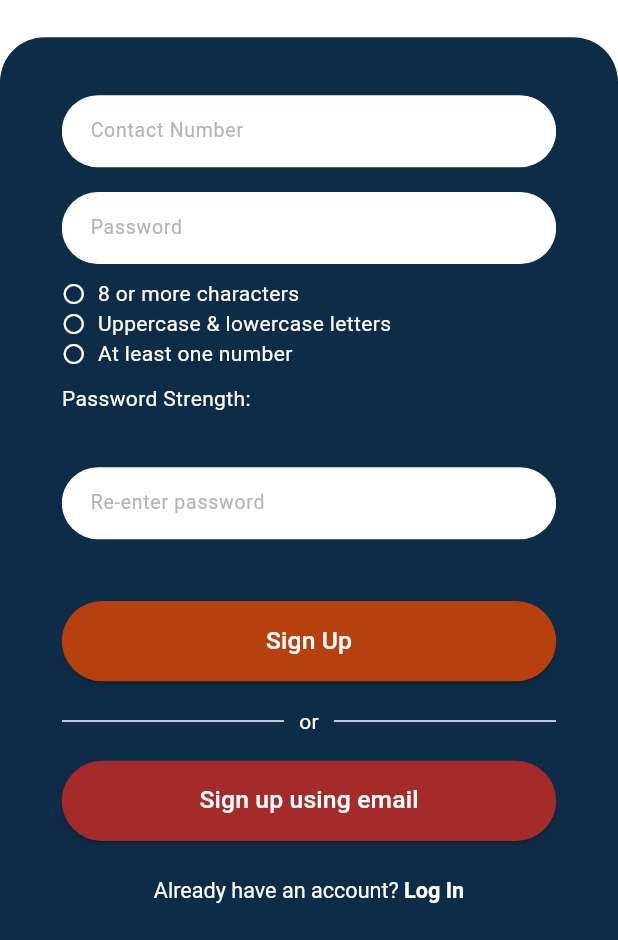
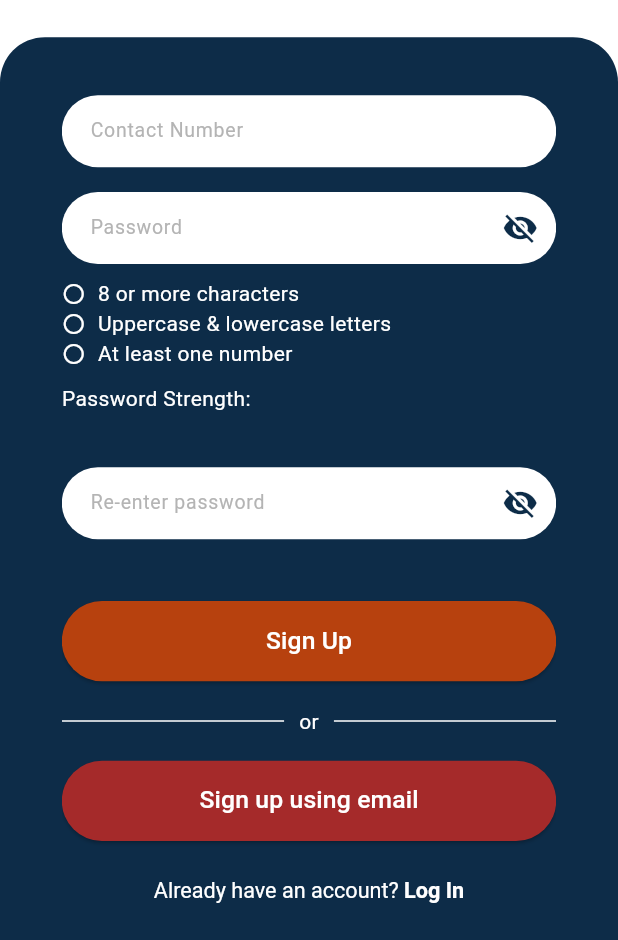
Before and after one commit to cinemaseven/eLingkod, a Flutter app: the Signup screen opened directly, scrolled down 66 dp, after a tap on "Sign up using contact number", on a phone screen of 412 x 824 dp, the part 296-1236 px from its top. Run offline on Flutter 3.47's test engine with Material 3 defaults, Android fonts, the phone set to English and light mode, and no system bars; our stand-ins replace file_picker, image_picker; network calls fail.

Commit message:
- removed textfields.dart - added icon to pw field for toggling to see the pw visibility - adjusted signup and login fields so that values are automatically cleared when switching between email & contact num

```diff
--- a/lib/common_widget/form_fields.dart
+++ b/lib/common_widget/form_fields.dart
@@ -50,6 +50,7 @@ class TxtField extends StatelessWidget {
             vertical: .5,
             horizontal: 15,
           ),
+          suffixIcon: suffixIcon,
         );
 
       case TxtFieldType.services:
@@ -82,7 +83,7 @@ class TxtField extends StatelessWidget {
             vertical: 10,
             horizontal: 12,
           ),
-          suffixIcon: suffixIcon,
+          // suffixIcon: suffixIcon,
         );
     }
   }
@@ -94,6 +95,7 @@ class TxtField extends StatelessWidget {
       keyboardType: keyboardType,
       obscureText: obscure,
       readOnly: readOnly,
+      onTap: onTap,
       style: const TextStyle(fontSize: 13),
       decoration: _getDecoration(),
     );
--- a/lib/pages/signup.dart
+++ b/lib/pages/signup.dart
@@ -1,4 +1,5 @@
 import 'dart:convert';
+
 import 'package:elingkod/common_style/colors_extension.dart';
 import 'package:elingkod/common_widget/buttons.dart';
 import 'package:elingkod/common_widget/custom_pageRoute.dart';
@@ -17,6 +18,8 @@ class Signup extends StatefulWidget {
 
 class _SignupState extends State<Signup> {
   bool useEmail = true;
+  bool _obscurePassword = true;
+  bool _obscureRePassword = true;
 
   TextEditingController email = TextEditingController();
   TextEditingController contactNumber = TextEditingController();
@@ -236,8 +239,19 @@ class _SignupState extends State<Signup> {
                       type: TxtFieldType.regis,
                       controller: password,
                       hint: "Password",
-                      obscure: true,
+                      obscure: _obscurePassword,
                       keyboardType: TextInputType.visiblePassword,
+                      suffixIcon: IconButton(
+                        icon: Icon(
+                          _obscurePassword ? Icons.visibility_off : Icons.visibility,
+                          color: ElementColors.primary,
+                        ),
+                        onPressed: () {
+                          setState(() {
+                            _obscurePassword = !_obscurePassword;
+                          });
+                        },
+                      ),
                     ),
                     // Password Validation Checklist
                     Padding(
@@ -281,8 +295,19 @@ class _SignupState extends State<Signup> {
                       type: TxtFieldType.regis,
                       controller: rePassword,
                       hint: "Re-enter password",
-                      obscure: true,
+                      obscure: _obscureRePassword,
                       keyboardType: TextInputType.visiblePassword,
+                      suffixIcon: IconButton(
+                        icon: Icon(
+                          _obscureRePassword ? Icons.visibility_off : Icons.visibility,
+                          color: ElementColors.primary,
+                        ),
+                        onPressed: () {
+                          setState(() {
+                            _obscureRePassword = !_obscureRePassword;
+                          });
+                        },
+                      ),
                     ),
                     SizedBox(height: media.height * 0.05),
                     SizedBox(
@@ -331,6 +356,10 @@ class _SignupState extends State<Signup> {
                         onClick: () {
                           setState(() {
                             useEmail = !useEmail;
+                            email.clear();
+                            contactNumber.clear();
+                            password.clear();
+                            rePassword.clear();
                           });
                         },
                       ),
```
Also changed, not shown: lib/common_widget/textfields.dart (deleted, +0 -211 lines), lib/pages/login.dart (+20 -2 lines).
